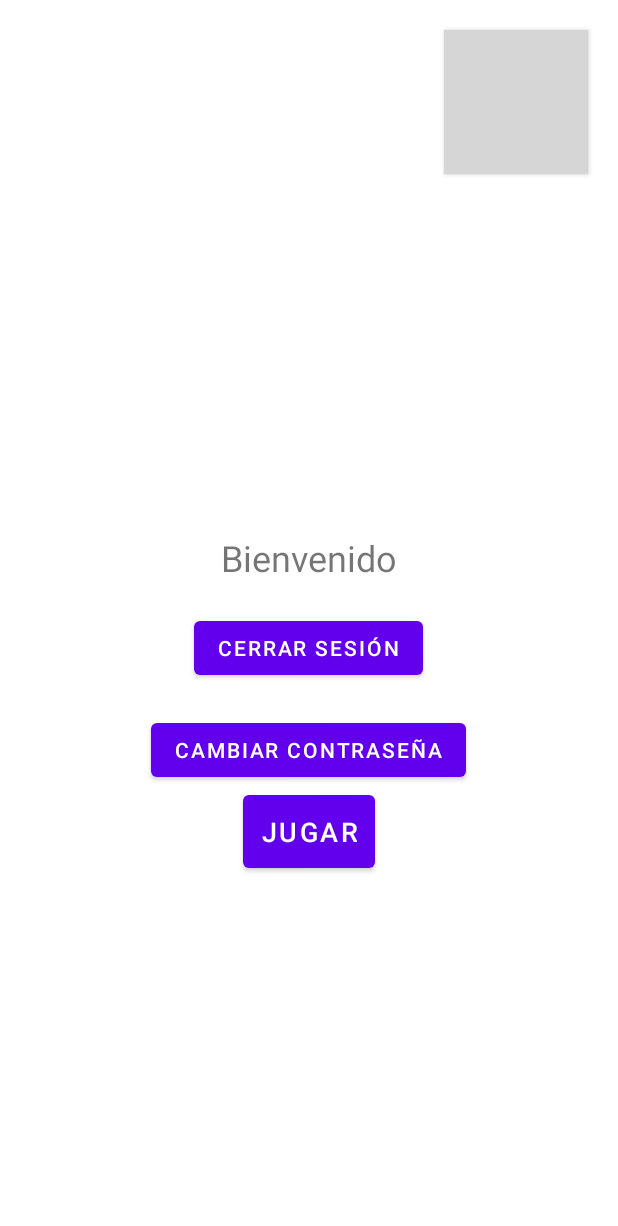
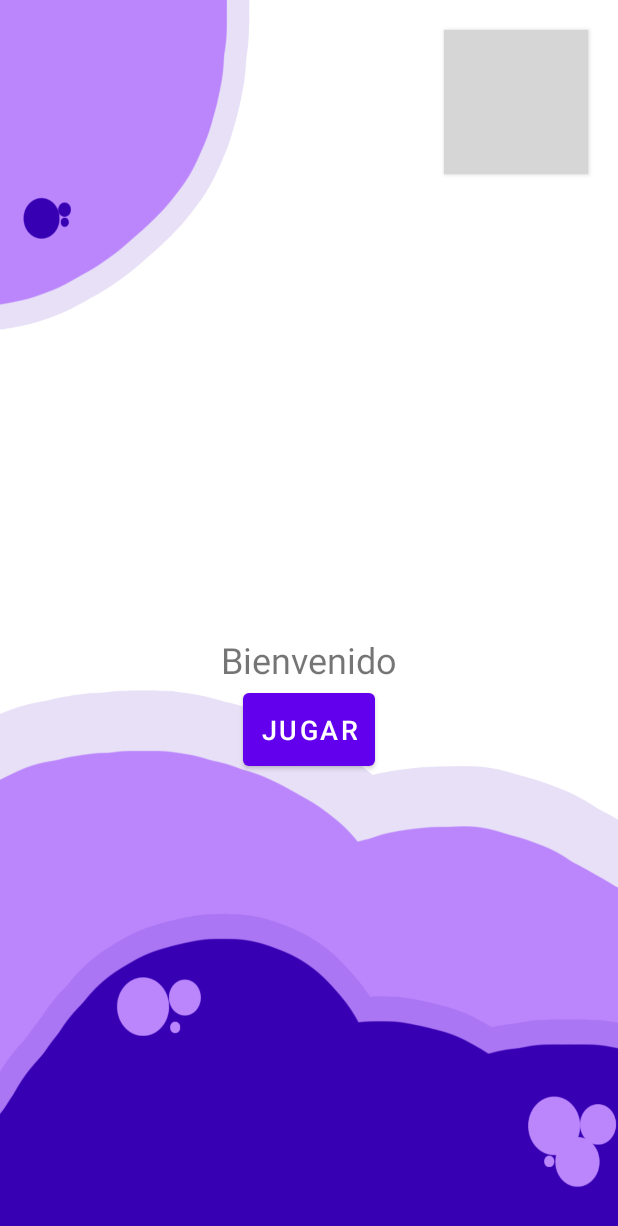
Before and after one commit to Gabim23/CodeLingo, an Android app: the WelcomeActivity screen opened directly, with no data from a screen before it, on a phone screen of 412 x 824 dp. Shown: the top 1226 px of the screen. Run offline under Robolectric (Android 15) with nearby library versions, the phone set to English and light mode, and no system bars; grey boxes are pictures that could not be loaded.

Commit message:
Pantalla Welcome

```diff
--- a/app/src/main/java/com/example/codelingo/WelcomeActivity.java
+++ b/app/src/main/java/com/example/codelingo/WelcomeActivity.java
@@ -10,8 +10,6 @@ import android.widget.Button;
 
 public class WelcomeActivity extends AppCompatActivity {
 
-    private Button logoutButton;
-    private Button changePasswordButton; // Agregar el botón para cambiar contraseña
     private Button btnPlay;
     private Button profileButton;
 
@@ -31,19 +29,8 @@ public class WelcomeActivity extends AppCompatActivity {
             }
         });
 
-        logoutButton = findViewById(R.id.logoutButton);
-        changePasswordButton = findViewById(R.id.changePasswordButton); // Inicializar el botón
         profileButton = findViewById(R.id.profileButton);
 
-        // Botón de cerrar sesión
-        logoutButton.setOnClickListener(new View.OnClickListener() {
-            @Override
-            public void onClick(View v) {
-                Intent intent = new Intent(WelcomeActivity.this, MainActivity.class);
-                startActivity(intent);
-                finish();
-            }
-        });
 
         // Boton interfaz perfil de usuario
         profileButton.setOnClickListener(new View.OnClickListener() {
@@ -58,14 +45,5 @@ public class WelcomeActivity extends AppCompatActivity {
                 finish();
             }
         });
-
-        // Botón para cambiar contraseña
-        changePasswordButton.setOnClickListener(new View.OnClickListener() {
-            @Override
-            public void onClick(View v) {
-                Intent intent = new Intent(WelcomeActivity.this, ChangePasswordActivity.class);
-                startActivity(intent);
-            }
-        });
     }
 }
--- a/app/src/main/res/layout/activity_welcome.xml
+++ b/app/src/main/res/layout/activity_welcome.xml
@@ -2,6 +2,7 @@
 <LinearLayout xmlns:android="http://schemas.android.com/apk/res/android"
     android:layout_width="match_parent"
     android:layout_height="match_parent"
+    android:background="@drawable/profile"
     android:gravity="end"
     android:orientation="vertical">
 
@@ -19,8 +20,8 @@
     <LinearLayout
         android:layout_width="match_parent"
         android:layout_height="match_parent"
+        android:gravity="center"
         android:orientation="vertical"
-        android:gravity="center"
         android:padding="16dp">
 
         <TextView
@@ -31,27 +32,13 @@
             android:textSize="24sp" />
 
         <Button
-        android:id="@+id/logoutButton"
-        android:layout_width="wrap_content"
-        android:layout_height="wrap_content"
-        android:text="Cerrar Sesión"
-        android:layout_marginTop="20dp" />
-
-    <Button
-        android:id="@+id/changePasswordButton"
-        android:layout_width="wrap_content"
-        android:layout_height="wrap_content"
-        android:text="Cambiar Contraseña"
-        android:layout_marginTop="20dp" />
-
-    <Button
             android:id="@+id/btnPlay"
             android:layout_width="wrap_content"
             android:layout_height="wrap_content"
+            android:layout_centerInParent="true"
+            android:padding="12dp"
             android:text="Jugar"
-        android:layout_centerInParent="true"
-        android:textSize="18sp"
-        android:padding="12dp" />
+            android:textSize="18sp" />
 
     </LinearLayout>
 </LinearLayout>
```
Also changed, not shown: app/src/main/java/com/example/codelingo/UserProfileActivity.java (+24 -0 lines), app/src/main/res/layout/activity_user_profile.xml (+29 -0 lines). Lines whose indentation alone changed are shown as unchanged.
